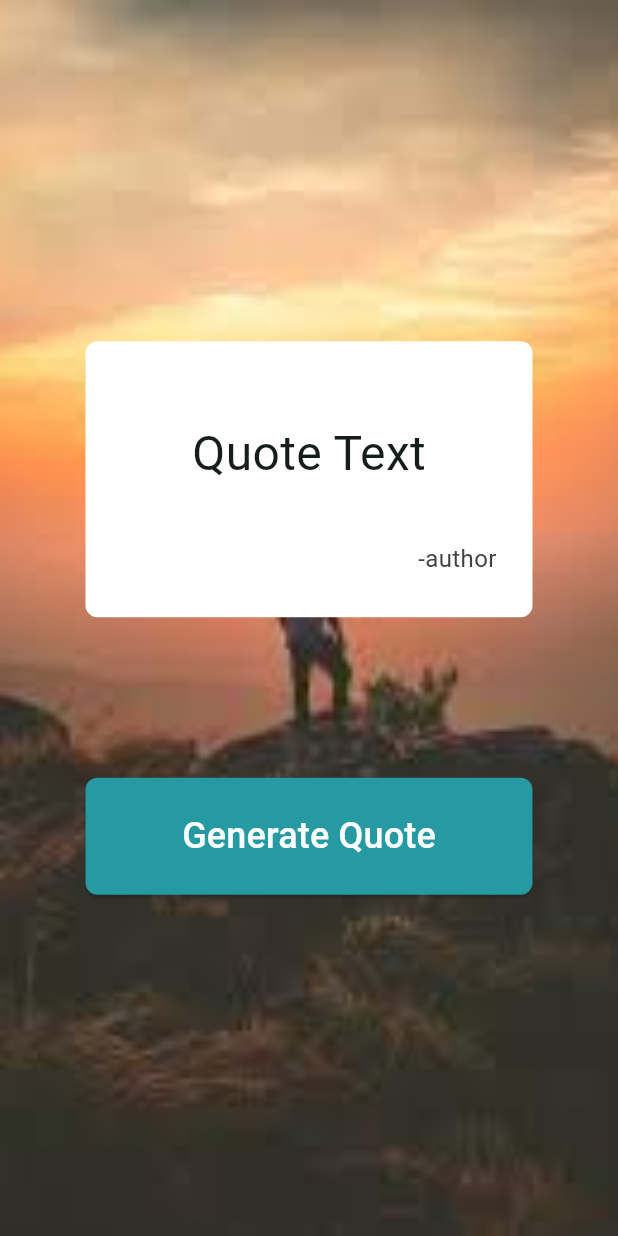
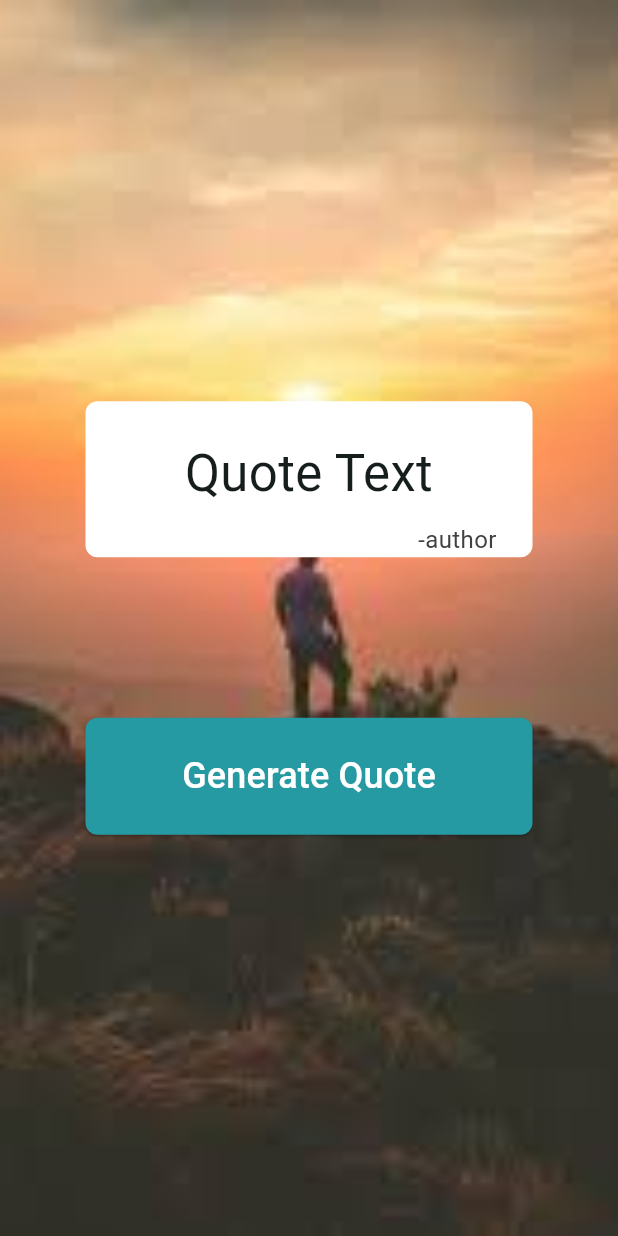
Before and after one commit to DanielLeke/Quote-App, a Flutter app: the screen it shows after launch, after a tap on "Generate Quote", on a phone screen of 412 x 824 dp. Run offline on Flutter 3.47's test engine with Material 3 defaults, Android fonts, the phone set to English and light mode, and no system bars; drawn by our look-alikes of auto_size_text; our stand-ins replace get; network calls fail.

```diff
--- a/lib/generate_random_quote.dart
+++ b/lib/generate_random_quote.dart
@@ -1,20 +1,20 @@
+import 'package:auto_size_text/auto_size_text.dart';
 import 'package:flutter/material.dart';
+import 'package:get/get.dart';
+import 'package:quote_app/controllers/generate_random_quote_controller.dart';
 
 class GenerateRandomQuote extends StatelessWidget {
   const GenerateRandomQuote({super.key});
 
   @override
   Widget build(BuildContext context) {
-    return Scaffold(
-      body: BackgroundImage(),
-    );
+    Get.put(GenerateRandomQuoteController());
+    return Scaffold(body: BackgroundImage());
   }
 }
 
 class BackgroundImage extends StatelessWidget {
-  const BackgroundImage({
-    super.key,
-  });
+  const BackgroundImage({super.key});
 
   @override
   Widget build(BuildContext context) {
@@ -24,7 +24,7 @@ class BackgroundImage extends StatelessWidget {
       decoration: BoxDecoration(
         image: DecorationImage(
           image: AssetImage('assets/actual quote app background.jpeg'),
-          fit: BoxFit.cover
+          fit: BoxFit.cover,
         ),
       ),
       child: Center(
@@ -33,10 +33,8 @@ class BackgroundImage extends StatelessWidget {
             mainAxisAlignment: MainAxisAlignment.center,
             children: [
               QuoteDisplay(),
-              SizedBox(
-                height: 107,
-              ),
-              GenerateQuoteBtn()
+              SizedBox(height: 107),
+              GenerateQuoteBtn(),
             ],
           ),
         ),
@@ -46,28 +44,26 @@ class BackgroundImage extends StatelessWidget {
 }
 
 class GenerateQuoteBtn extends StatelessWidget {
-  const GenerateQuoteBtn({
-    super.key,
-  });
+  const GenerateQuoteBtn({super.key});
 
   @override
   Widget build(BuildContext context) {
+    final randomQuoteController = Get.find<GenerateRandomQuoteController>();
     return ElevatedButton(
-      onPressed: (){},
+      onPressed: () {
+        randomQuoteController.displayQuoteInfo();
+        print(randomQuoteController.quote);
+        print(randomQuoteController.author);
+      },
       style: ElevatedButton.styleFrom(
         backgroundColor: Color(0xFF269AA2),
         fixedSize: Size(298, 78),
-        shape: RoundedRectangleBorder(
-          borderRadius: BorderRadius.circular(8)
-        )
+        shape: RoundedRectangleBorder(borderRadius: BorderRadius.circular(8)),
       ),
       child: Text(
         "Generate Quote",
-        style: TextStyle(
-          color: Colors.white,
-          fontSize: 24,
-        ),
-      )
+        style: TextStyle(color: Colors.white, fontSize: 24),
+      ),
     );
   }
 }
@@ -79,23 +75,17 @@ class QuoteDisplay extends StatelessWidget {
   Widget build(BuildContext context) {
     return Container(
       width: 298,
-      height: 184,
       decoration: BoxDecoration(
         borderRadius: BorderRadius.circular(8),
-        color: Colors.white
+        color: Colors.white,
       ),
       child: Padding(
-        padding: const EdgeInsets.only(top:24.0, left: 24, right: 24),
+        padding: const EdgeInsets.only(top: 24.0, left: 24, right: 24),
         child: Column(
-          mainAxisAlignment: MainAxisAlignment.spaceEvenly,
+          mainAxisSize: MainAxisSize.min,
           children: [
-            Row(
-              mainAxisAlignment: MainAxisAlignment.center,
-              children: [
-                QuoteText(),
-              ],
-            ),
-            AuthorDisplay()
+            Flexible(child: QuoteText()),
+            AuthorDisplay(),
           ],
         ),
       ),
@@ -104,17 +94,21 @@ class QuoteDisplay extends StatelessWidget {
 }
 
 class QuoteText extends StatelessWidget {
-  const QuoteText({
-    super.key,
-  });
+  const QuoteText({super.key});
 
   @override
   Widget build(BuildContext context) {
-    return Text(
-      "Quote Text",
-      style: TextStyle(
-        fontSize: 32
-      ),
+    final randomQuoteController = Get.find<GenerateRandomQuoteController>();
+    return Obx(() => AutoSizeText(
+        randomQuoteController.quote.isNotEmpty
+            ? randomQuoteController.quote.toString()
+            : "Quote Text",
+        style: TextStyle(
+          fontSize: 34,
+        ),
+        textAlign: TextAlign.center,
+        maxLines: 4,
+        minFontSize: 16)
     );
   }
 }
@@ -124,16 +118,18 @@ class AuthorDisplay extends StatelessWidget {
 
   @override
   Widget build(BuildContext context) {
+    final randomQuoteController = Get.find<GenerateRandomQuoteController>();
     return Row(
       mainAxisAlignment: MainAxisAlignment.end,
       children: [
         Padding(
-          padding: const EdgeInsets.only(top:8.0),
-          child: Text(
-            "-author",
-            style: TextStyle(
-              fontSize: 16,
-              color: Color(0xFF414141)
+          padding: const EdgeInsets.only(top: 8.0),
+          child: Obx(
+            () => Text(
+              randomQuoteController.author.isNotEmpty
+                  ? randomQuoteController.author
+                  : "-author",
+              style: TextStyle(fontSize: 16, color: Color(0xFF414141)),
             ),
           ),
         ),
--- a/pubspec.yaml
+++ b/pubspec.yaml
@@ -36,6 +36,7 @@ dependencies:
   cupertino_icons: ^1.0.8
   get: ^4.7.2
   http: ^1.5.0
+  auto_size_text: ^3.0.0
 
 dev_dependencies:
   flutter_test:
```
Also changed, not shown: pubspec.lock.
